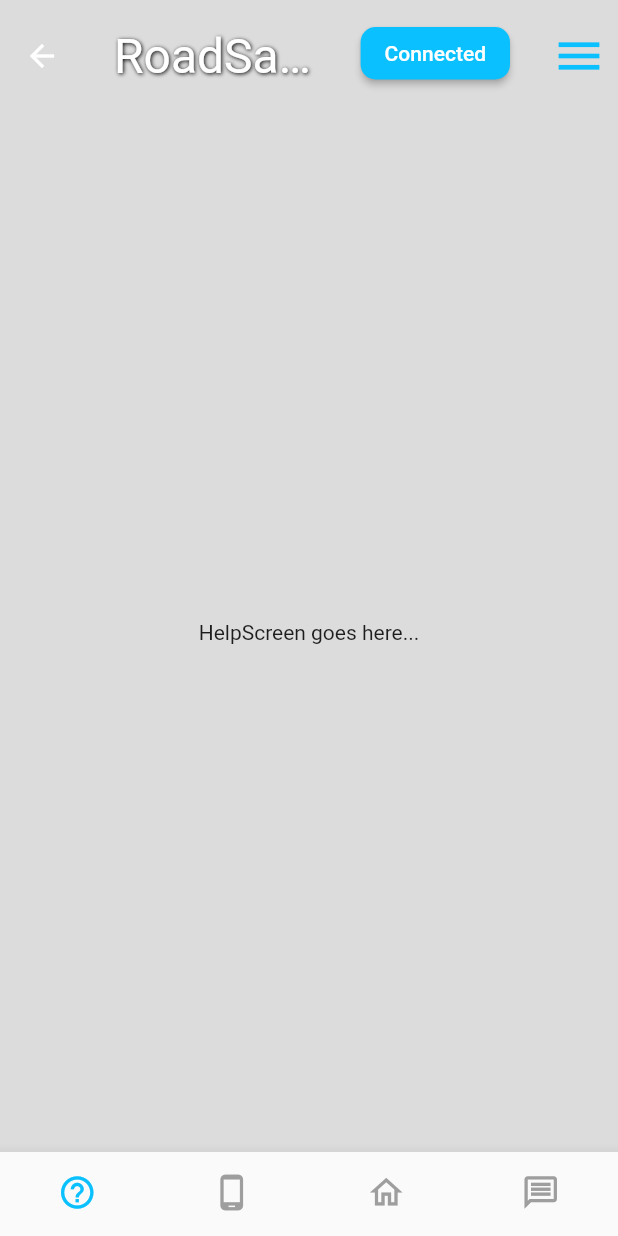
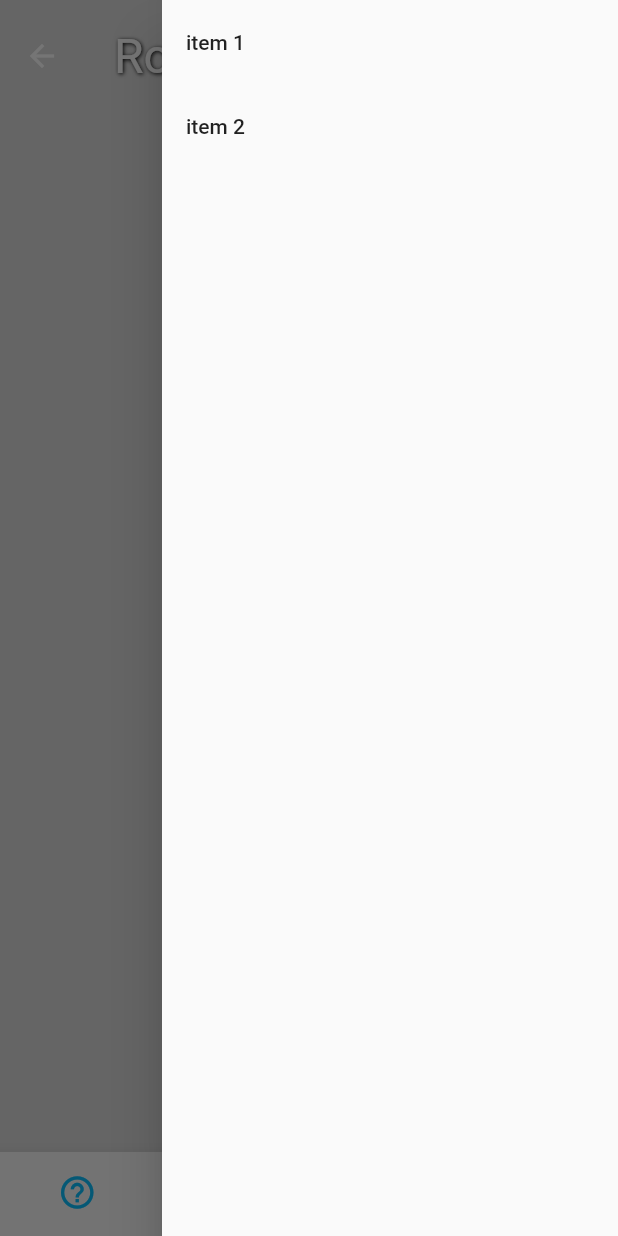
Before and after one commit to RoadSage/roadsage-app, a Flutter app: the MainScreen screen opened by its route, with the side drawer open (before the commit the screen has no drawer), on a phone screen of 412 x 824 dp. Run offline on Flutter 3.47's test engine with Material 2 defaults, Android fonts, the phone set to English and light mode, and no system bars; our stand-ins replace flutter_signin_button, google_fonts.

Commit message:
Add a basic navigation drawer
Adds a basic navigation drawer, openable by clicking the menu button in
the app bar.
Adds two stub items with no functionality.

Signed-off-by: Kajetan Puchalski <2457183P@student.gla.ac.uk>

```diff
--- a/lib/main.dart
+++ b/lib/main.dart
@@ -75,7 +75,28 @@ class MainScreen extends StatefulWidget {
 }
 
 class _MainScreenState extends State<MainScreen> {
-  final AppBar _appBar = AppBar(
+  final GlobalKey<ScaffoldState> _key = GlobalKey();
+
+  int _selectedIndex = 0;
+
+  static const List<Widget> _bottomNavScreens = <Widget>[
+    HelpScreen(),
+    DeviceScreen(),
+    HomeScreen(),
+    RecentsScreen(),
+  ];
+
+  void _onBottomNavItemTapped(int index) {
+    setState(() {
+      _selectedIndex = index;
+    });
+  }
+
+  @override
+  Widget build(BuildContext context) {
+    return Scaffold(
+      key: _key,
+      appBar: AppBar(
         title: const Text(
           Constants.title,
         ),
@@ -103,30 +124,12 @@ class _MainScreenState extends State<MainScreen> {
             icon: const Icon(Icons.menu),
             iconSize: 36,
             color: RoadSageColours.lightBlue,
-        onPressed: () {},
+            onPressed: () {
+              _key.currentState!.openEndDrawer();
+            },
           ),
         ],
-  );
-
-  int _selectedIndex = 0;
-
-  static const List<Widget> _bottomNavScreens = <Widget>[
-    HelpScreen(),
-    DeviceScreen(),
-    HomeScreen(),
-    RecentsScreen(),
-  ];
-
-  void _onBottomNavItemTapped(int index) {
-    setState(() {
-      _selectedIndex = index;
-    });
-  }
-
-  @override
-  Widget build(BuildContext context) {
-    return Scaffold(
-      appBar: _appBar,
+      ),
       body: _bottomNavScreens.elementAt(_selectedIndex),
       backgroundColor: RoadSageColours.lightGrey,
       bottomNavigationBar: BottomNavigationBar(
@@ -157,6 +160,24 @@ class _MainScreenState extends State<MainScreen> {
         showUnselectedLabels: false,
         onTap: _onBottomNavItemTapped,
       ),
+      endDrawer: Drawer(
+        child: ListView(
+          children: [
+            ListTile(
+              title: const Text('item 1'),
+              onTap: () {
+                Navigator.pop(context);
+              },
+            ),
+            ListTile(
+              title: const Text('item 2'),
+              onTap: () {
+                Navigator.pop(context);
+              },
+            ),
+          ],
+        ),
+      ),
     );
   }
 }
```
Lines whose indentation alone changed are shown as unchanged.
